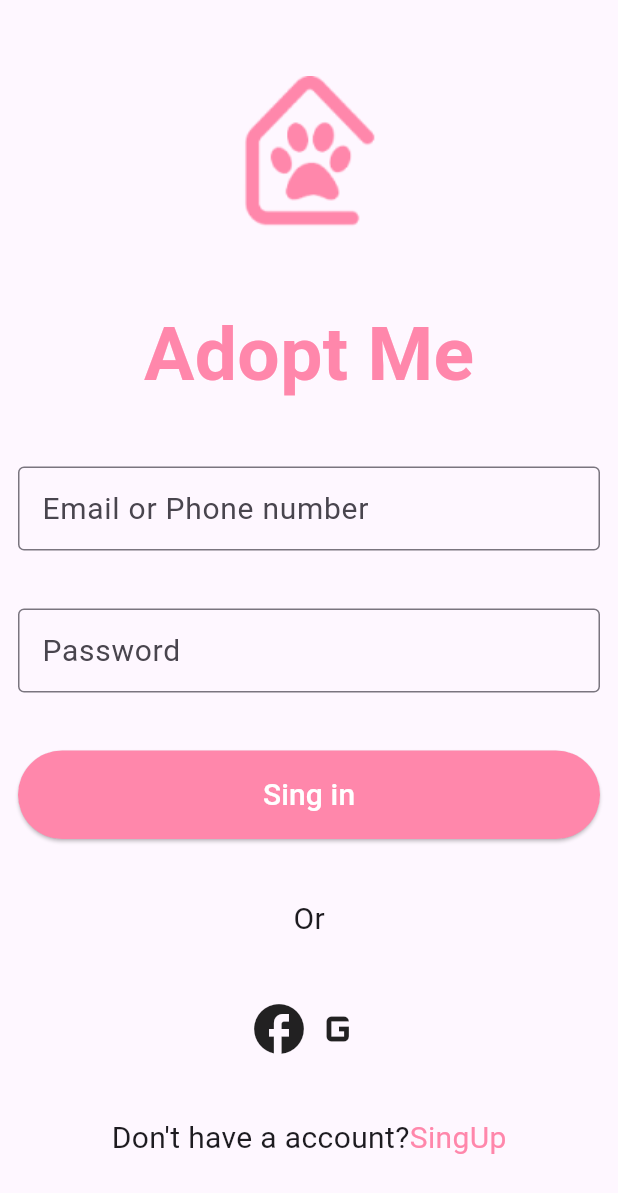
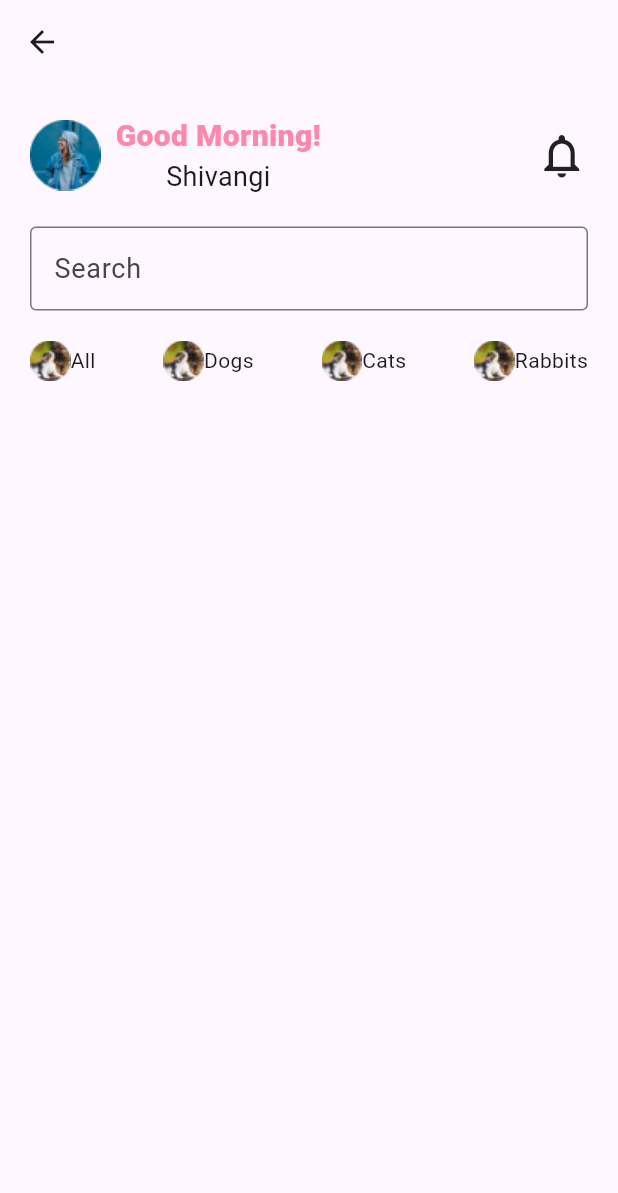
Before and after one commit to Matheus-Silva7/AdoptMe, a Flutter app: the screen it shows after launch, after a tap on "Sing in", on a phone screen of 412 x 824 dp. Shown: the top 1193 px of the screen. Run offline on Flutter 3.47's test engine with Material 3 defaults, Android fonts, the phone set to English and light mode, and no system bars.

Commit message:
finalizando tela singin e começando tela homepage

```diff
--- /dev/null
+++ b/lib/views/homePage.dart
@@ -0,0 +1,83 @@
+import 'package:adopt_me/service/Colors.dart';
+import 'package:flutter/material.dart';
+
+class HomePage extends StatelessWidget {
+  const HomePage({Key? key}) : super(key: key);
+
+  @override
+  Widget build(BuildContext context) {
+    return Scaffold(
+      appBar: AppBar(),
+      body: Center(
+        child: Padding(
+          padding: const EdgeInsets.all(20.0),
+          child: Column(
+            children: [
+              Row(
+                mainAxisAlignment: MainAxisAlignment.spaceBetween,
+                children: [
+                  Row(
+                    children: [
+                      Image.asset("assets/images/userprofile.png"),
+                      const SizedBox(width: 10),
+                      Column(
+                        children: [
+                          Text(
+                            "Good Morning!",
+                            style: TextStyle(
+                              color: Color(0xFFFF87AB),
+                              fontWeight: FontWeight.w900,
+                              fontSize: 20,
+                            ),
+                          ),
+                          Text(
+                            "Shivangi",
+                            style: TextStyle(fontSize: 18),
+                          ),
+                        ],
+                      ),
+                    ],
+                  ),
+                  const Icon(
+                    Icons.notifications_none,
+                    size: 35,
+                  ),
+                ],
+              ),
+              const SizedBox(height: 20),
+              const TextField(
+                decoration: InputDecoration(
+                  border: OutlineInputBorder(),
+                  labelText: "Search",
+                  labelStyle: TextStyle(fontSize: 18),
+                ),
+              ),
+              const SizedBox(height: 20),
+              Row(
+                mainAxisAlignment: MainAxisAlignment.spaceBetween,
+                children: [
+                  Container(
+                      child: Row(
+                    children: [Image.asset("assets/images/category.png"), Text("All")],
+                  )),
+                  Container(
+                      child: Row(
+                    children: [Image.asset("assets/images/category.png"), Text("Dogs")],
+                  )),
+                  Container(
+                      child: Row(
+                    children: [Image.asset("assets/images/category.png"), Text("Cats")],
+                  )),
+                  Container(
+                      child: Row(
+                    children: [Image.asset("assets/images/category.png"), Text("Rabbits")],
+                  )),
+                ],
+              )
+            ],
+          ),
+        ),
+      ),
+    );
+  }
+}
--- a/lib/views/singUpScreen.dart
+++ b/lib/views/singUpScreen.dart
@@ -1,5 +1,5 @@
-
 import 'package:adopt_me/service/Colors.dart';
+import 'package:adopt_me/views/homePage.dart';
 import 'package:flutter/material.dart';
 
 class SingUpScreen extends StatefulWidget {
@@ -13,32 +13,38 @@ class _SingUpScreenState extends State<SingUpScreen> {
   @override
   Widget build(BuildContext context) {
     return Scaffold(
-
       body: Center(
         child: Padding(
-          padding: EdgeInsets.all(12.0),
+          padding: const EdgeInsets.all(18.0),
           child: Column(
             mainAxisAlignment: MainAxisAlignment.spaceEvenly,
             children: [
+              Column(children: [
                 Image.asset('assets/images/logo.png'),
                 const Text(
                   "Adopt Me",
                   style: TextStyle(
-                    fontSize: 50,
-                    fontWeight: FontWeight.w700,
+                      fontSize: 60,
+                      fontWeight: FontWeight.w900,
                       color: Color(0xFFFF87AB)),
                 ),
+              ]),
+              Expanded(
+                flex: 4,
+                child: Column(
+                  mainAxisAlignment: MainAxisAlignment.spaceEvenly,
+                  children: [
                     const TextField(
                       decoration: InputDecoration(
                           border: OutlineInputBorder(),
                           labelText: "Email or Phone number",
-                    labelStyle: TextStyle(fontSize: 20)),
+                          labelStyle: TextStyle(fontSize: 18)),
                     ),
                     const TextField(
                       decoration: InputDecoration(
                           border: OutlineInputBorder(),
                           labelText: "Password",
-                    labelStyle: TextStyle(fontSize: 20)),
+                          labelStyle: TextStyle(fontSize: 18)),
                     ),
                     Row(
                       children: [
@@ -48,29 +54,36 @@ class _SingUpScreenState extends State<SingUpScreen> {
                                 backgroundColor: pinkmain,
                                 padding: EdgeInsets.all(15)),
                             onPressed: () {
-                        print("Button pressed");
+                              print("ok");
+                              Navigator.of(context).push(MaterialPageRoute(
+                                  builder: (context) => const HomePage()));
                             },
                             child: const Text('Sing in',
-                          style: TextStyle(color: Colors.white, fontSize: 20)),
+                                style: TextStyle(
+                                    color: Colors.white,
+                                    fontSize: 25,
+                                    fontWeight: FontWeight.w300)),
                           ),
                         )
                       ],
                     ),
+                  ],
+                ),
+              ),
+              Expanded(
+                flex: 2,
+                child: Column(
+                  mainAxisAlignment: MainAxisAlignment.spaceAround,
+                  children: [
                     const Text(
                       "Or",
                       style: TextStyle(fontSize: 20),
                     ),
-              const Row(
+                    Row(
                       mainAxisAlignment: MainAxisAlignment.center,
                       children: [
-                  Icon(
-                    Icons.facebook,
-                    size: 40,
-                  ),
-                  Icon(
-                    Icons.g_mobiledata,
-                    size: 40,
-                  )
+                        Image.asset('assets/images/facebook.png'),
+                        Image.asset('assets/images/google.png'),
                       ],
                     ),
                     const Row(
@@ -82,9 +95,13 @@ class _SingUpScreenState extends State<SingUpScreen> {
                         ),
                         Text(
                           "SingUp",
-                    style: TextStyle(color: Color(0xFFFF87AB), fontSize: 20),
+                          style:
+                              TextStyle(color: Color(0xFFFF87AB), fontSize: 20),
                         )
                       ],
+                    )
+                  ],
+                ),
               )
             ],
           ),
```
Lines whose indentation alone changed are shown as unchanged.
